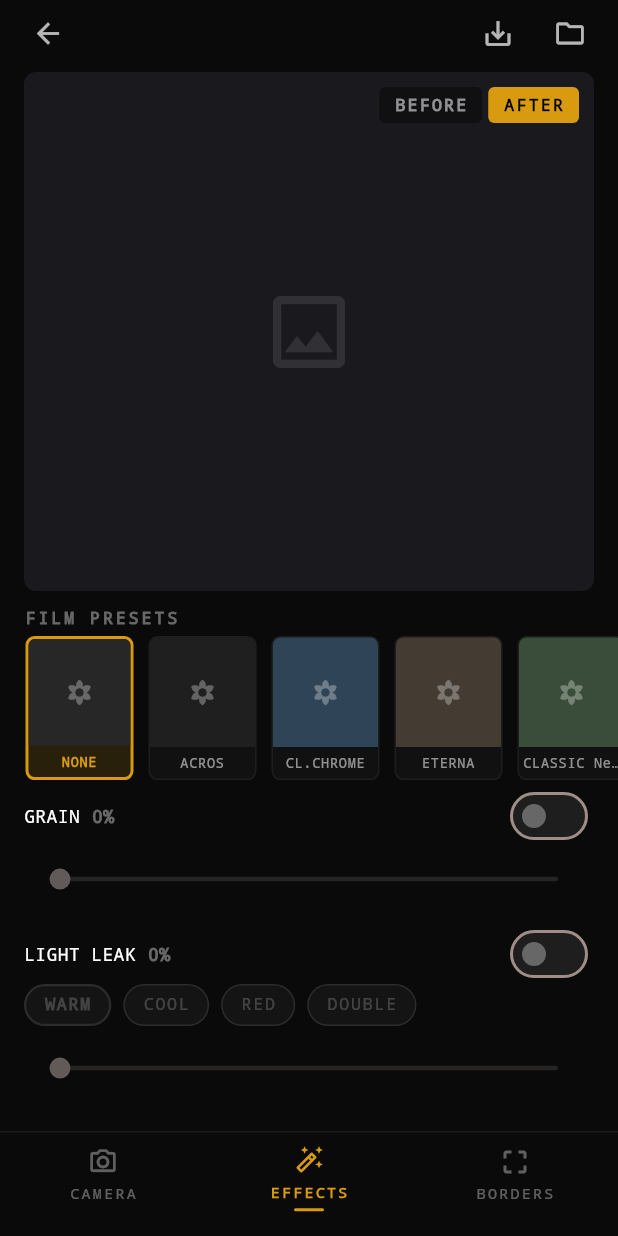
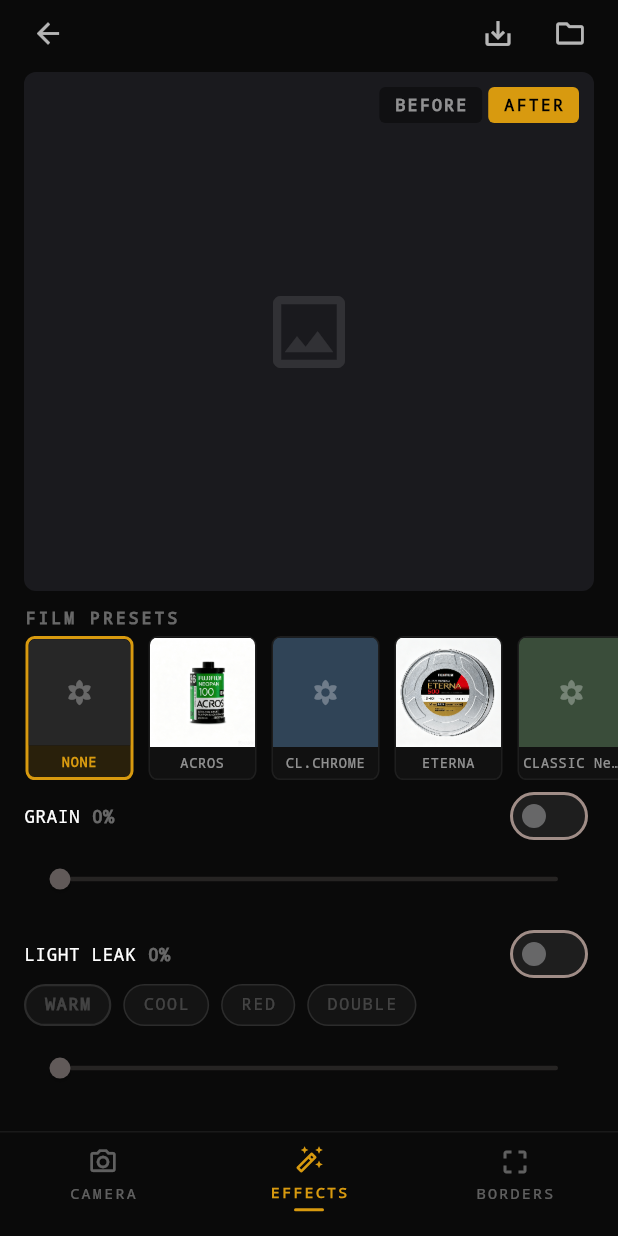
Before and after one commit to cxl110/camera-app, a Flutter app: the screen it shows after launch, item 2 of the bottom bar chosen, on a phone screen of 412 x 824 dp. Run offline on Flutter 3.47's test engine with Material 3 defaults, Android fonts, the phone set to English and light mode, and no system bars; our stand-ins replace image_picker.

Commit message:
feat: add real film preset thumbnails

```diff
--- a/lib/widgets/film_presets.dart
+++ b/lib/widgets/film_presets.dart
@@ -18,18 +18,18 @@ class FilmPresets extends StatelessWidget {
   // Film presets with placeholder colors for representative images
   static const _presets = [
     _PresetData('NONE', Color(0xFF3A3A3A)),
-    _PresetData('ACROS', Color(0xFF2D2D2D)),
+    _PresetData('ACROS', Color(0xFF2D2D2D), 'assets/film_presets/acros.png'),
     _PresetData('CLASSIC CHROME', Color(0xFF4A6B8A)),
-    _PresetData('ETERNA', Color(0xFF6B5B4F)),
+    _PresetData('ETERNA', Color(0xFF6B5B4F), 'assets/film_presets/eterna.png'),
     _PresetData('CLASSIC Neg.', Color(0xFF5A7A5A)),
     _PresetData('PRO Neg.Hi', Color(0xFF8B7D6B)),
-    _PresetData('VELVIA', Color(0xFF4A8B3A)),
-    _PresetData('ASTIA', Color(0xFFC4956A)),
-    _PresetData('PROVIA', Color(0xFF6A8BAF)),
-    _PresetData('Pro 400H', Color(0xFF7BA4B8)),
-    _PresetData('Portra 400', Color(0xFFC4956B)),
-    _PresetData('Gold 200', Color(0xFFD4A44A)),
-    _PresetData('UltraMax 400', Color(0xFFC4783C)),
+    _PresetData('VELVIA', Color(0xFF4A8B3A), 'assets/film_presets/velvia.png'),
+    _PresetData('ASTIA', Color(0xFFC4956A), 'assets/film_presets/astia.png'),
+    _PresetData('PROVIA', Color(0xFF6A8BAF), 'assets/film_presets/provia_100f.png'),
+    _PresetData('Pro 400H', Color(0xFF7BA4B8), 'assets/film_presets/pro_400h.png'),
+    _PresetData('Portra 400', Color(0xFFC4956B), 'assets/film_presets/portra_400.png'),
+    _PresetData('Gold 200', Color(0xFFD4A44A), 'assets/film_presets/gold_200.png'),
+    _PresetData('UltraMax 400', Color(0xFFC4783C), 'assets/film_presets/ultramax_400.png'),
   ];
 
   @override
@@ -76,8 +76,10 @@ class FilmPresets extends StatelessWidget {
 
 class _PresetData {
   final String name;
-  final Color sampleColor; // Placeholder for filter sample image
-  const _PresetData(this.name, this.sampleColor);
+  final Color sampleColor;
+  final String? thumbnailAsset;
+
+  const _PresetData(this.name, this.sampleColor, [this.thumbnailAsset]);
 }
 
 class _PresetCard extends StatelessWidget {
@@ -107,20 +109,21 @@ class _PresetCard extends StatelessWidget {
         ),
         child: Column(
           children: [
-            // Preview image placeholder
+            // Preview image
             Expanded(
-              child: Container(
-                decoration: BoxDecoration(
-                  color: preset.sampleColor.withValues(alpha: 0.6),
-                  borderRadius: const BorderRadius.vertical(top: Radius.circular(5)),
-                ),
-                child: Center(
-                  child: Icon(
-                    Icons.filter_vintage,
-                    size: 18,
-                    color: Colors.white.withValues(alpha: 0.3),
-                  ),
-                ),
+              child: ClipRRect(
+                borderRadius: const BorderRadius.vertical(top: Radius.circular(5)),
+                child: preset.thumbnailAsset == null
+                    ? _buildPlaceholder()
+                    : Image.asset(
+                        preset.thumbnailAsset!,
+                        width: double.infinity,
+                        height: double.infinity,
+                        fit: BoxFit.cover,
+                        cacheWidth: 384,
+                        filterQuality: FilterQuality.medium,
+                        errorBuilder: (context, error, stackTrace) => _buildPlaceholder(),
+                      ),
               ),
             ),
             // Filter name
@@ -152,6 +155,21 @@ class _PresetCard extends StatelessWidget {
     );
   }
 
+  Widget _buildPlaceholder() {
+    return Container(
+      width: double.infinity,
+      height: double.infinity,
+      color: preset.sampleColor.withValues(alpha: 0.6),
+      child: Center(
+        child: Icon(
+          Icons.filter_vintage,
+          size: 18,
+          color: Colors.white.withValues(alpha: 0.3),
+        ),
+      ),
+    );
+  }
+
   String _abbreviate(String name) {
     if (name.length <= 12) return name;
     return name
--- a/pubspec.yaml
+++ b/pubspec.yaml
@@ -62,6 +62,7 @@ flutter:
   assets:
     - assets/models/
     - assets/frames/
+    - assets/film_presets/
 
 flutter_launcher_icons:
   ios: true
```
Also changed, not shown: assets/film_presets/acros.png (added), assets/film_presets/astia.png (added), assets/film_presets/eterna.png (added), assets/film_presets/gold_200.png (added), assets/film_presets/portra_400.png (added), assets/film_presets/pro_400h.png (added), 3 other files.
